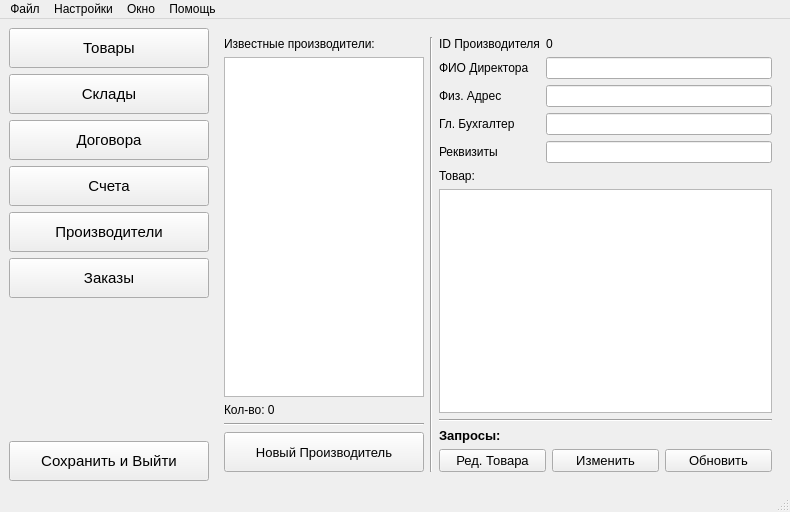
First picture: the form in res/main_view.ui, repository erhoof/db_looker_u_t6_course_work, before the edit.
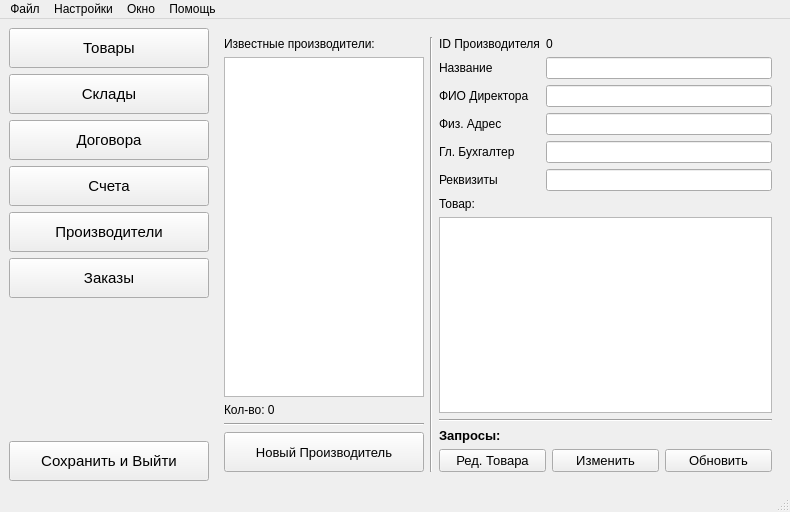
Second picture: the form after the edit. The open tabs and pages were chosen to show the change. Icons and pictures are not drawn.

The edit to the form file:
```diff
--- a/res/main_view.ui
+++ b/res/main_view.ui
@@ -1307,46 +1307,56 @@
               </property>
              </widget>
             </item>
-            <item row="1" column="0">
+            <item row="2" column="0">
              <widget class="QLabel" name="label_53">
               <property name="text">
                <string>ФИО Директора</string>
               </property>
              </widget>
             </item>
-            <item row="1" column="1">
+            <item row="2" column="1">
              <widget class="QLineEdit" name="_5_lineEdit_CEO"/>
             </item>
-            <item row="2" column="0">
+            <item row="3" column="0">
              <widget class="QLabel" name="label_54">
               <property name="text">
                <string>Физ. Адрес</string>
               </property>
              </widget>
             </item>
-            <item row="2" column="1">
+            <item row="3" column="1">
              <widget class="QLineEdit" name="_5_lineEdit_address"/>
             </item>
-            <item row="3" column="0">
+            <item row="4" column="0">
              <widget class="QLabel" name="label_55">
               <property name="text">
                <string>Гл. Бухгалтер</string>
               </property>
              </widget>
             </item>
-            <item row="3" column="1">
+            <item row="4" column="1">
              <widget class="QLineEdit" name="_5_lineEdit_accountant"/>
             </item>
-            <item row="4" column="0">
+            <item row="5" column="0">
              <widget class="QLabel" name="label_56">
               <property name="text">
                <string>Реквизиты</string>
               </property>
              </widget>
             </item>
-            <item row="4" column="1">
+            <item row="5" column="1">
              <widget class="QLineEdit" name="_5_lineEdit_requisites"/>
             </item>
+            <item row="1" column="0">
+             <widget class="QLabel" name="label_2">
+              <property name="text">
+               <string>Название</string>
+              </property>
+             </widget>
+            </item>
+            <item row="1" column="1">
+             <widget class="QLineEdit" name="_5_lineEdit_manufacturer_name"/>
+            </item>
            </layout>
           </item>
           <item>
```
Left out of the diff: 24 changed lines with no effect on the pictures.
